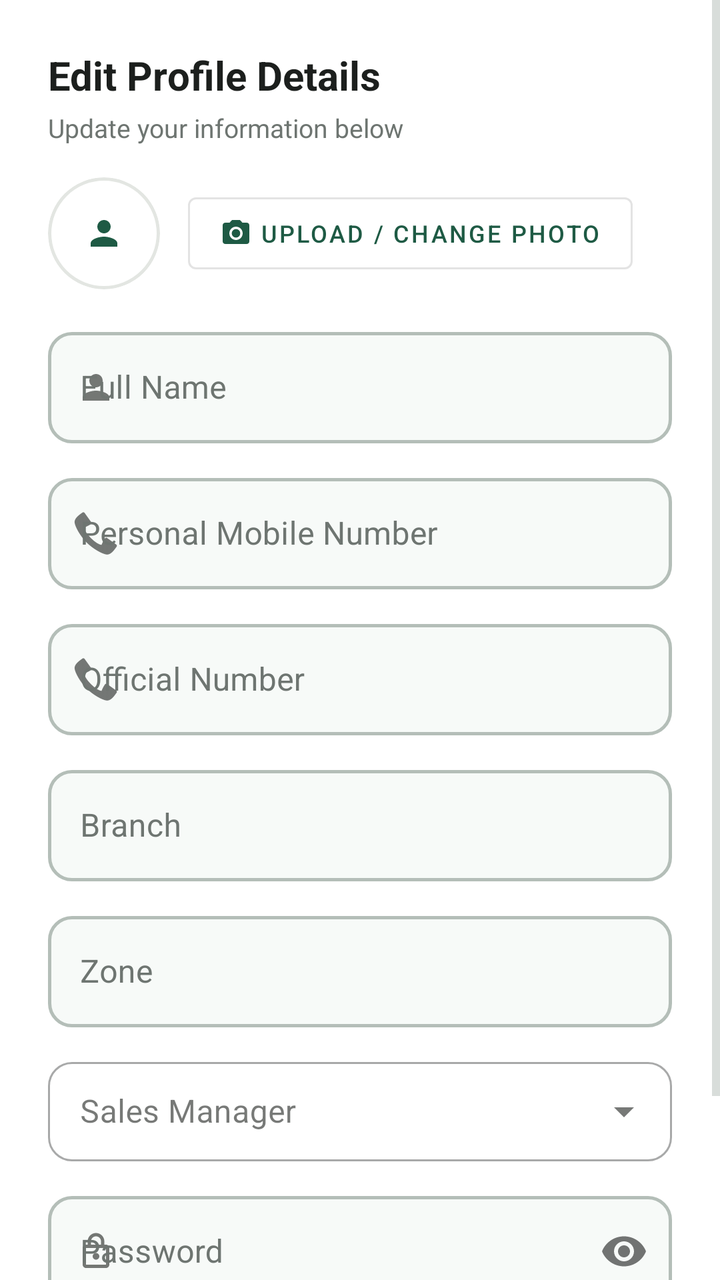
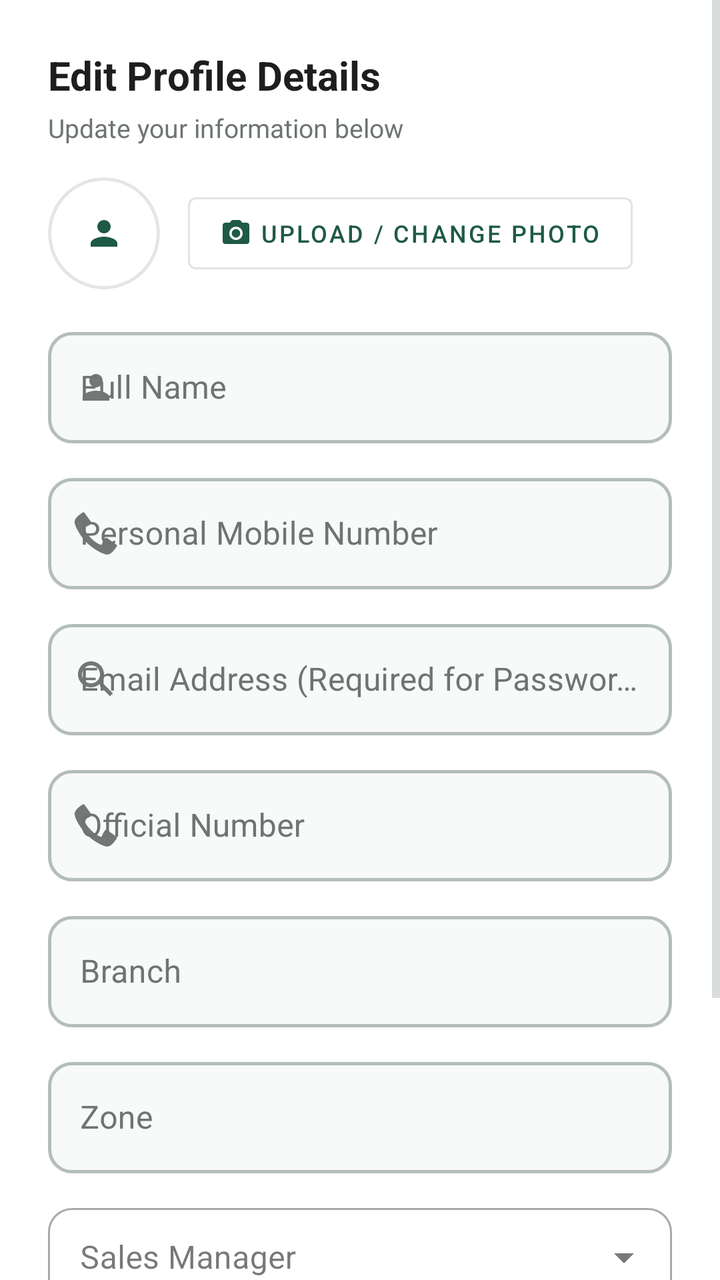

Two renders of the same Android screen: before a commit and after it. Below are the layout's source before the change and the commit's diff.
<!-- AndroidManifest.xml: application theme Theme.PerformanceTracker -->
<!-- res/layout/dialog_edit_profile.xml -->
<?xml version="1.0" encoding="utf-8"?>
<ScrollView xmlns:android="http://schemas.android.com/apk/res/android"
    xmlns:app="http://schemas.android.com/apk/res-auto"
    android:layout_width="match_parent"
    android:layout_height="wrap_content"
    android:fillViewport="true">

    <LinearLayout
        android:layout_width="match_parent"
        android:layout_height="wrap_content"
        android:background="@color/surface"
        android:orientation="vertical"
        android:padding="24dp">

        <TextView
            android:id="@+id/tvEditDialogTitle"
            android:layout_width="match_parent"
            android:layout_height="wrap_content"
            android:text="Edit Profile Details"
            android:textColor="@color/text_primary"
            android:textSize="20sp"
            android:textStyle="bold" />

        <TextView
            android:id="@+id/tvEditDialogSubtitle"
            android:layout_width="match_parent"
            android:layout_height="wrap_content"
            android:layout_marginTop="4dp"
            android:layout_marginBottom="16dp"
            android:text="Update your information below"
            android:textColor="@color/text_secondary"
            android:textSize="13sp" />

        
        <LinearLayout
            android:layout_width="match_parent"
            android:layout_height="wrap_content"
            android:layout_marginBottom="16dp"
            android:gravity="center_vertical"
            android:orientation="horizontal">

            <com.google.android.material.card.MaterialCardView
                android:layout_width="56dp"
                android:layout_height="56dp"
                app:cardCornerRadius="28dp"
                app:cardElevation="0dp"
                app:cardBackgroundColor="@color/surface_card"
                app:strokeColor="@color/card_stroke"
                app:strokeWidth="1.5dp">

                <ImageView
                    android:id="@+id/ivDialogAvatar"
                    android:layout_width="match_parent"
                    android:layout_height="match_parent"
                    android:scaleType="centerInside"
                    android:src="@drawable/ic_person"
                    app:tint="@color/primary"
                    android:padding="12dp" />
            </com.google.android.material.card.MaterialCardView>

            <LinearLayout
                android:layout_width="0dp"
                android:layout_height="wrap_content"
                android:layout_marginStart="14dp"
                android:layout_weight="1"
                android:orientation="vertical">

                <com.google.android.material.button.MaterialButton
                    android:id="@+id/btnDialogChangePhoto"
                    style="@style/Widget.MaterialComponents.Button.OutlinedButton"
                    android:layout_width="wrap_content"
                    android:layout_height="wrap_content"
                    android:text="Upload / Change Photo"
                    android:textSize="12sp"
                    app:icon="@drawable/ic_camera"
                    app:iconSize="16dp" />
            </LinearLayout>

        </LinearLayout>

        
        <com.google.android.material.textfield.TextInputLayout
            style="@style/CustomOutlinedBox"
            android:layout_width="match_parent"
            android:layout_height="wrap_content"
            android:layout_marginBottom="12dp"
            android:hint="Full Name"
            app:startIconDrawable="@drawable/ic_person">

            <com.google.android.material.textfield.TextInputEditText
                android:id="@+id/etEditProfileName"
                android:layout_width="match_parent"
                android:layout_height="wrap_content"
                android:inputType="textPersonName"
                android:textColor="@color/text_primary" />
        </com.google.android.material.textfield.TextInputLayout>

        
        <com.google.android.material.textfield.TextInputLayout
            style="@style/CustomOutlinedBox"
            android:layout_width="match_parent"
            android:layout_height="wrap_content"
            android:layout_marginBottom="12dp"
            android:hint="Personal Mobile Number"
            app:startIconDrawable="@android:drawable/stat_sys_phone_call">

            <com.google.android.material.textfield.TextInputEditText
                android:id="@+id/etEditProfileMobile"
                android:layout_width="match_parent"
                android:layout_height="wrap_content"
                android:inputType="phone"
                android:textColor="@color/text_primary" />
        </com.google.android.material.textfield.TextInputLayout>

        
        <com.google.android.material.textfield.TextInputLayout
            style="@style/CustomOutlinedBox"
            android:layout_width="match_parent"
            android:layout_height="wrap_content"
            android:layout_marginBottom="12dp"
            android:hint="Official Number"
            app:startIconDrawable="@android:drawable/stat_sys_phone_call">

            <com.google.android.material.textfield.TextInputEditText
                android:id="@+id/etEditProfileOfficialNumber"
                android:layout_width="match_parent"
                android:layout_height="wrap_content"
                android:inputType="phone"
                android:textColor="@color/text_primary" />
        </com.google.android.material.textfield.TextInputLayout>

        
        <com.google.android.material.textfield.TextInputLayout
            android:id="@+id/layoutEditProfileBranch"
            style="@style/CustomOutlinedBox"
            android:layout_width="match_parent"
            android:layout_height="wrap_content"
            android:layout_marginBottom="12dp"
            android:hint="Branch">

            <com.google.android.material.textfield.TextInputEditText
                android:id="@+id/etEditProfileBranch"
                android:layout_width="match_parent"
                android:layout_height="wrap_content"
                android:inputType="text"
                android:textColor="@color/text_primary" />
        </com.google.android.material.textfield.TextInputLayout>

        
        <com.google.android.material.textfield.TextInputLayout
            android:id="@+id/layoutEditProfileZone"
            style="@style/CustomOutlinedBox"
            android:layout_width="match_parent"
            android:layout_height="wrap_content"
            android:layout_marginBottom="12dp"
            android:hint="Zone">

            <com.google.android.material.textfield.TextInputEditText
                android:id="@+id/etEditProfileZone"
                android:layout_width="match_parent"
                android:layout_height="wrap_content"
                android:inputType="text"
                android:textColor="@color/text_primary" />
        </com.google.android.material.textfield.TextInputLayout>

        
        <com.google.android.material.textfield.TextInputLayout
            android:id="@+id/layoutEditProfileManager"
            style="@style/Widget.MaterialComponents.TextInputLayout.OutlinedBox.ExposedDropdownMenu"
            android:layout_width="match_parent"
            android:layout_height="wrap_content"
            android:layout_marginBottom="12dp"
            android:hint="Sales Manager">

            <AutoCompleteTextView
                android:id="@+id/etEditProfileManager"
                android:layout_width="match_parent"
                android:layout_height="wrap_content"
                android:inputType="text"
                android:paddingVertical="14dp"
                android:textColor="@color/text_primary" />
        </com.google.android.material.textfield.TextInputLayout>

        
        <com.google.android.material.textfield.TextInputLayout
            android:id="@+id/layoutEditProfilePassword"
            style="@style/CustomOutlinedBox"
            android:layout_width="match_parent"
            android:layout_height="wrap_content"
            android:layout_marginBottom="12dp"
            android:hint="Password"
            app:passwordToggleEnabled="true"
            app:startIconDrawable="@drawable/ic_lock">

            <com.google.android.material.textfield.TextInputEditText
                android:id="@+id/etEditProfilePassword"
                android:layout_width="match_parent"
                android:layout_height="wrap_content"
                android:inputType="textPassword"
                android:textColor="@color/text_primary" />
        </com.google.android.material.textfield.TextInputLayout>

        
        <LinearLayout
            android:id="@+id/layoutAdminRole"
            android:layout_width="match_parent"
            android:layout_height="wrap_content"
            android:layout_marginBottom="12dp"
            android:orientation="vertical"
            android:visibility="gone">

            <TextView
                android:layout_width="wrap_content"
                android:layout_height="wrap_content"
                android:layout_marginBottom="4dp"
                android:text="User Role (Admin Only):"
                android:textColor="@color/text_secondary"
                android:textSize="13sp"
                android:textStyle="bold" />

            <Spinner
                android:id="@+id/spEditProfileRole"
                android:layout_width="match_parent"
                android:layout_height="48dp"
                android:background="@drawable/bg_edittext_simple" />
        </LinearLayout>

        
        <LinearLayout
            android:id="@+id/layoutAdminStatus"
            android:layout_width="match_parent"
            android:layout_height="wrap_content"
            android:layout_marginBottom="16dp"
            android:orientation="vertical"
            android:visibility="gone">

            <TextView
                android:layout_width="wrap_content"
                android:layout_height="wrap_content"
                android:layout_marginBottom="4dp"
                android:text="Account Status (Admin Only):"
                android:textColor="@color/text_secondary"
                android:textSize="13sp"
                android:textStyle="bold" />

            <Spinner
                android:id="@+id/spEditProfileStatus"
                android:layout_width="match_parent"
                android:layout_height="48dp"
                android:background="@drawable/bg_edittext_simple" />
        </LinearLayout>

        
        <LinearLayout
            android:layout_width="match_parent"
            android:layout_height="wrap_content"
            android:layout_marginTop="8dp"
            android:orientation="horizontal">

            <com.google.android.material.button.MaterialButton
                android:id="@+id/btnCancelEditProfile"
                style="@style/Widget.Material3.Button.OutlinedButton"
                android:layout_width="0dp"
                android:layout_height="50dp"
                android:layout_marginEnd="8dp"
                android:layout_weight="1"
                android:text="Cancel"
                android:textColor="@color/text_secondary"
                app:cornerRadius="12dp"
                app:strokeColor="@color/card_stroke" />

            <com.google.android.material.button.MaterialButton
                android:id="@+id/btnSaveEditProfile"
                android:layout_width="0dp"
                android:layout_height="50dp"
                android:layout_marginStart="8dp"
                android:layout_weight="1"
                android:text="Update"
                android:textColor="#FFFFFF"
                android:textStyle="bold"
                app:backgroundTint="@color/primary"
                app:cornerRadius="12dp" />

        </LinearLayout>

    </LinearLayout>

</ScrollView>
<!-- resources referenced by this layout -->
<resources>
  <color name="card_stroke">#E3E6E2</color>
  <color name="primary">#1E5A44</color>
  <color name="surface">#FFFFFF</color>
  <color name="surface_card">#FFFFFF</color>
  <color name="text_primary">#1C1F1D</color>
  <color name="text_secondary">#6E7571</color>
  <!-- drawable bg_edittext_simple (drawable) -->
  <?xml version="1.0" encoding="utf-8"?>
  <shape xmlns:android="http://schemas.android.com/apk/res/android">
      <solid android:color="@color/surface" />
      <stroke
          android:width="1dp"
          android:color="@color/card_stroke" />
      <corners android:radius="12dp" />
      <padding
          android:left="12dp"
          android:right="12dp"
          android:top="10dp"
          android:bottom="10dp" />
  </shape>
  <!-- drawable ic_camera (drawable) -->
  <vector xmlns:android="http://schemas.android.com/apk/res/android"
      android:width="24dp"
      android:height="24dp"
      android:viewportWidth="24"
      android:viewportHeight="24">
    <path
        android:fillColor="#FF000000"
        android:pathData="M12,12m-3.2,0a3.2,3.2 0,1 1,6.4 0a3.2,3.2 0,1 1,-6.4 0"/>
    <path
        android:fillColor="#FF000000"
        android:pathData="M9,2L7.17,4H4c-1.1,0 -2,0.9 -2,2v12c0,1.1 0.9,2 2,2h16c1.1,0 2,-0.9 2,-2V6c0,-1.1 -0.9,-2 -2,-2h-3.17L15,2H9zm3,15c-2.76,0 -5,-2.24 -5,-5s2.24,-5 5,-5 5,2.24 5,5 -2.24,5 -5,5z"/>
  </vector>
  <!-- drawable ic_lock (drawable) -->
  <vector xmlns:android="http://schemas.android.com/apk/res/android"
      android:width="20dp"
      android:height="20dp"
      android:viewportWidth="24"
      android:viewportHeight="24">
    <path
        android:fillColor="@color/primary"
        android:pathData="M18,8h-1V6c0,-2.76 -2.24,-5 -5,-5S7,3.24 7,6v2H6c-1.1,0 -2,0.9 -2,2v10c0,1.1 0.9,2 2,2h12c1.1,0 2,-0.9 2,-2V10c0,-1.1 -0.9,-2 -2,-2zM9,6c0,-1.66 1.34,-3 3,-3s3,1.34 3,3v2H9V6zm9,14H6V10h12v10zm-6,-3c1.1,0 2,-0.9 2,-2s-0.9,-2 -2,-2 -2,0.9 -2,2 0.9,2 2,2z"/>
  </vector>
  <!-- drawable ic_person (drawable) -->
  <vector xmlns:android="http://schemas.android.com/apk/res/android"
      android:width="20dp"
      android:height="20dp"
      android:viewportWidth="24"
      android:viewportHeight="24">
    <path
        android:fillColor="@color/primary"
        android:pathData="M12,12c2.21,0 4,-1.79 4,-4s-1.79,-4 -4,-4 -4,1.79 -4,4 1.79,4 4,4zM12,14c-2.67,0 -8,1.34 -8,4v2h16v-2c0,-2.66 -5.33,-4 -8,-4z"/>
  </vector>
  <style name="CustomOutlinedBox" parent="Widget.MaterialComponents.TextInputLayout.OutlinedBox">
          <item name="boxStrokeColor">@color/box_stroke_selector</item>
          <item name="boxStrokeWidth">1.5dp</item>
          <item name="boxStrokeWidthFocused">2dp</item>
          <item name="boxBackgroundColor">@color/input_background</item>
          <item name="hintTextColor">@color/primary</item>
          <item name="android:textColorHint">@color/text_secondary</item>
          <item name="boxCornerRadiusTopStart">12dp</item>
          <item name="boxCornerRadiusTopEnd">12dp</item>
          <item name="boxCornerRadiusBottomStart">12dp</item>
          <item name="boxCornerRadiusBottomEnd">12dp</item>
      </style>
  <color name="input_background">#F7FAF8</color>
  <color name="primary_dark">#154333</color>
  <color name="white">#FFFFFF</color>
  <color name="background">#F3F4F1</color>
  <color name="secondary">#256650</color>
  <color name="input_stroke_unfocused">#B4BEB8</color>
  <!-- unchanged entries left out for length: 1 -->
</resources>

<!-- the commit's change to res/layout/dialog_edit_profile.xml (unified diff, before → after) -->
@@ -118,6 +118,23 @@
             android:layout_width="match_parent"
             android:layout_height="wrap_content"
             android:layout_marginBottom="12dp"
+            android:hint="Email Address (Required for Password Recovery)"
+            app:startIconDrawable="@drawable/ic_search">
+
+            <com.google.android.material.textfield.TextInputEditText
+                android:id="@+id/etEditProfileEmail"
+                android:layout_width="match_parent"
+                android:layout_height="wrap_content"
+                android:inputType="textEmailAddress"
+                android:textColor="@color/text_primary" />
+        </com.google.android.material.textfield.TextInputLayout>
+
+        
+        <com.google.android.material.textfield.TextInputLayout
+            style="@style/CustomOutlinedBox"
+            android:layout_width="match_parent"
+            android:layout_height="wrap_content"
+            android:layout_marginBottom="12dp"
             android:hint="Official Number"
             app:startIconDrawable="@android:drawable/stat_sys_phone_call">
 
@@ -259,7 +276,7 @@
 
             <com.google.android.material.button.MaterialButton
                 android:id="@+id/btnCancelEditProfile"
-                style="@style/Widget.Material3.Button.OutlinedButton"
+                style="@style/Widget.MaterialComponents.Button.OutlinedButton"
                 android:layout_width="0dp"
                 android:layout_height="50dp"
                 android:layout_marginEnd="8dp"
<!-- resource entries referenced after the edit -->
@@ -53,6 +53,16 @@
         android:fillColor="@color/primary"
         android:pathData="M12,12c2.21,0 4,-1.79 4,-4s-1.79,-4 -4,-4 -4,1.79 -4,4 1.79,4 4,4zM12,14c-2.67,0 -8,1.34 -8,4v2h16v-2c0,-2.66 -5.33,-4 -8,-4z"/>
   </vector>
+  <!-- drawable ic_search (drawable) -->
+  <vector xmlns:android="http://schemas.android.com/apk/res/android"
+      android:width="24dp"
+      android:height="24dp"
+      android:viewportWidth="24"
+      android:viewportHeight="24">
+    <path
+        android:fillColor="@color/text_secondary"
+        android:pathData="M15.5,14h-0.79l-0.28,-0.27C15.41,12.59 16,11.11 16,9.5 16,5.91 13.09,3 9.5,3S3,5.91 3,9.5 5.91,16 9.5,16c1.61,0 3.09,-0.59 4.23,-1.57l0.27,0.28v0.79l5,4.99L20.49,19l-4.99,-5zm-6,0C7.01,14 5,11.99 5,9.5S7.01,5 9.5,5 14,7.01 14,9.5 11.99,14 9.5,14z"/>
+  </vector>
   <style name="CustomOutlinedBox" parent="Widget.MaterialComponents.TextInputLayout.OutlinedBox">
           <item name="boxStrokeColor">@color/box_stroke_selector</item>
           <item name="boxStrokeWidth">1.5dp</item>
